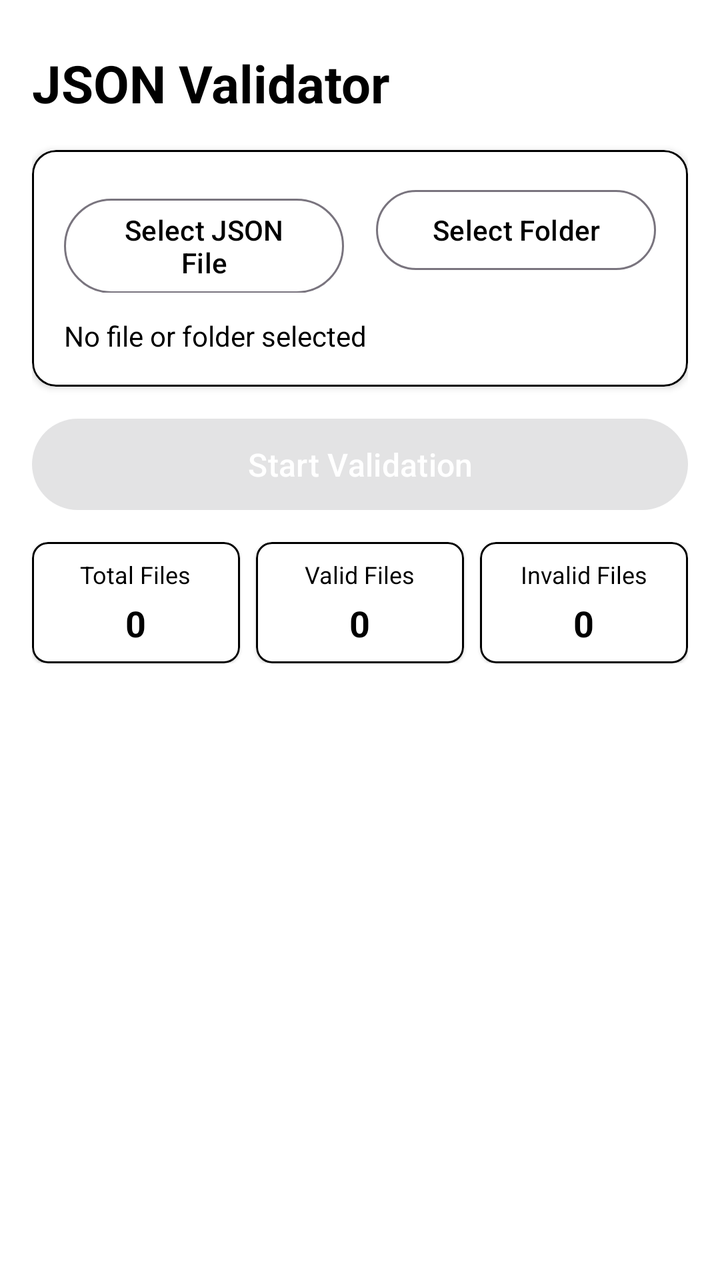
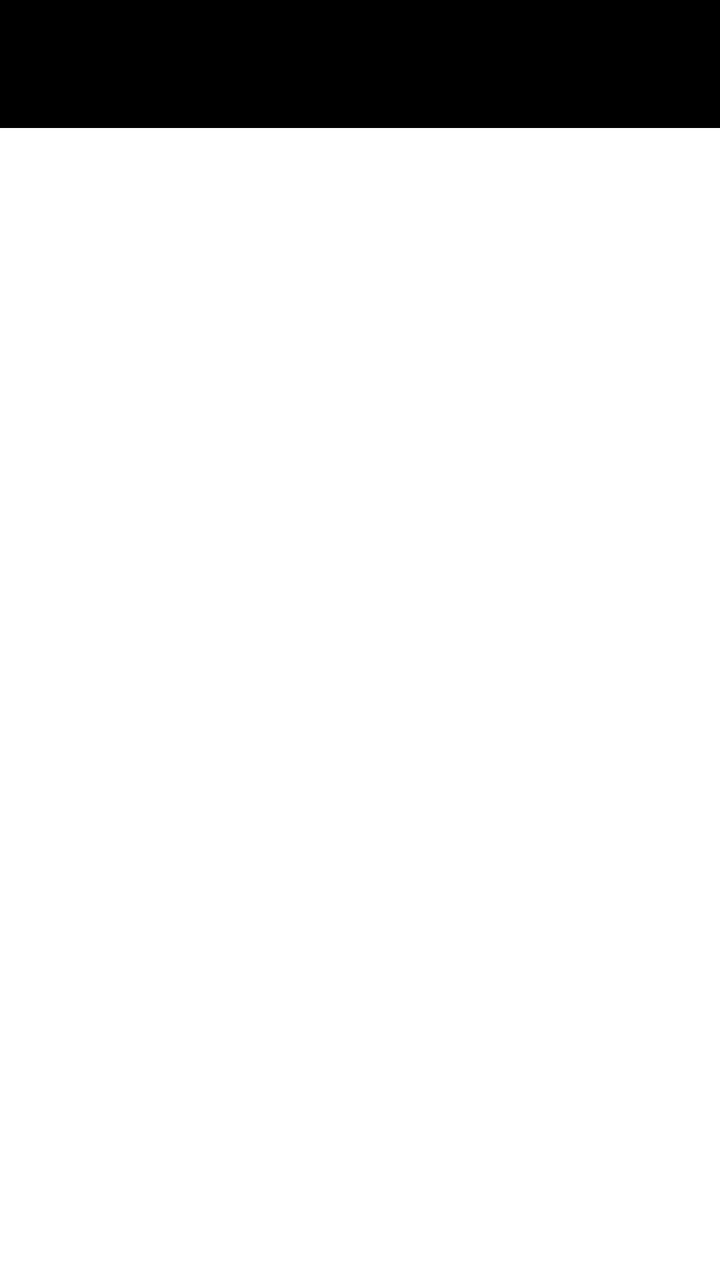

Screens rendered from an Android XML layout before and after an edit, with the pre-edit source and the edit as a unified diff.
<!-- AndroidManifest.xml: application theme Theme.JsonValidator -->
<!-- res/layout/activity_main.xml -->
<?xml version="1.0" encoding="utf-8"?>
<androidx.constraintlayout.widget.ConstraintLayout xmlns:android="http://schemas.android.com/apk/res/android"
    xmlns:app="http://schemas.android.com/apk/res-auto"
    xmlns:tools="http://schemas.android.com/tools"
    android:layout_width="match_parent"
    android:layout_height="match_parent"
    android:background="@color/background"
    android:padding="16dp"
    tools:context="com.example.jsonvalidator.MainActivity">

    
    <TextView
        id="@+id/tvAppTitle"
        android:id="@+id/tvAppTitle"
        android:layout_width="wrap_content"
        android:layout_height="wrap_content"
        android:layout_marginTop="8dp"
        android:text="@string/title_main"
        android:textColor="@color/primary"
        android:textSize="26sp"
        android:textStyle="bold"
        app:layout_constraintStart_toStartOf="parent"
        app:layout_constraintTop_toTopOf="parent" />

    
    <com.google.android.material.card.MaterialCardView
        android:id="@+id/cardSelection"
        android:layout_width="0dp"
        android:layout_height="wrap_content"
        android:layout_marginTop="16dp"
        app:cardBackgroundColor="@color/card_bg"
        app:cardCornerRadius="12dp"
        app:cardElevation="2dp"
        app:strokeColor="@color/border_color"
        app:strokeWidth="1dp"
        app:layout_constraintEnd_toEndOf="parent"
        app:layout_constraintStart_toStartOf="parent"
        app:layout_constraintTop_toBottomOf="@id/tvAppTitle">

        <LinearLayout
            android:layout_width="match_parent"
            android:layout_height="wrap_content"
            android:orientation="vertical"
            android:padding="16dp">

            <LinearLayout
                android:layout_width="match_parent"
                android:layout_height="wrap_content"
                android:orientation="horizontal"
                android:weightSum="2">

                <com.google.android.material.button.MaterialButton
                    android:id="@+id/btnSelectFile"
                    style="@style/Widget.Material3.Button.OutlinedButton"
                    android:layout_width="0dp"
                    android:layout_height="wrap_content"
                    android:layout_marginEnd="8dp"
                    android:layout_weight="1"
                    android:text="@string/btn_select_file"
                    android:textColor="@color/primary"
                    app:iconGravity="textStart" />

                <com.google.android.material.button.MaterialButton
                    android:id="@+id/btnSelectFolder"
                    style="@style/Widget.Material3.Button.OutlinedButton"
                    android:layout_width="0dp"
                    android:layout_height="wrap_content"
                    android:layout_marginStart="8dp"
                    android:layout_weight="1"
                    android:text="@string/btn_select_folder"
                    android:textColor="@color/primary"
                    app:iconGravity="textStart" />
            </LinearLayout>

            <TextView
                android:id="@+id/tvSelectedPath"
                android:layout_width="match_parent"
                android:layout_height="wrap_content"
                android:layout_marginTop="12dp"
                android:ellipsize="middle"
                android:singleLine="true"
                android:text="@string/text_no_selection"
                android:textColor="@color/text_secondary"
                android:textSize="14sp" />
        </LinearLayout>
    </com.google.android.material.card.MaterialCardView>

    
    <com.google.android.material.button.MaterialButton
        android:id="@+id/btnStartValidation"
        android:layout_width="0dp"
        android:layout_height="wrap_content"
        android:layout_marginTop="12dp"
        android:enabled="false"
        android:padding="12dp"
        android:text="@string/btn_start_validation"
        android:textColor="@color/on_primary"
        android:textSize="16sp"
        app:cardCornerRadius="8dp"
        app:layout_constraintEnd_toEndOf="parent"
        app:layout_constraintStart_toStartOf="parent"
        app:layout_constraintTop_toBottomOf="@id/cardSelection" />

    
    <ProgressBar
        android:id="@+id/progressBar"
        style="?android:attr/progressBarStyleHorizontal"
        android:layout_width="0dp"
        android:layout_height="wrap_content"
        android:layout_marginTop="8dp"
        android:indeterminate="true"
        android:visibility="gone"
        app:layout_constraintEnd_toEndOf="parent"
        app:layout_constraintStart_toStartOf="parent"
        app:layout_constraintTop_toBottomOf="@id/btnStartValidation" />

    
    <LinearLayout
        android:id="@+id/layoutSummary"
        android:layout_width="0dp"
        android:layout_height="wrap_content"
        android:layout_marginTop="12dp"
        android:orientation="horizontal"
        android:weightSum="3"
        app:layout_constraintEnd_toEndOf="parent"
        app:layout_constraintStart_toStartOf="parent"
        app:layout_constraintTop_toBottomOf="@id/progressBar">

        
        <com.google.android.material.card.MaterialCardView
            android:layout_width="0dp"
            android:layout_height="wrap_content"
            android:layout_marginEnd="4dp"
            android:layout_weight="1"
            app:cardBackgroundColor="@color/card_bg"
            app:cardCornerRadius="8dp"
            app:cardElevation="1dp"
            app:strokeColor="@color/border_color"
            app:strokeWidth="1dp">

            <LinearLayout
                android:layout_width="match_parent"
                android:layout_height="wrap_content"
                android:gravity="center"
                android:orientation="vertical"
                android:padding="8dp">

                <TextView
                    android:layout_width="wrap_content"
                    android:layout_height="wrap_content"
                    android:text="@string/label_total_files"
                    android:textColor="@color/text_secondary"
                    android:textSize="12sp" />

                <TextView
                    android:id="@+id/tvTotalFiles"
                    android:layout_width="wrap_content"
                    android:layout_height="wrap_content"
                    android:layout_marginTop="4dp"
                    android:text="0"
                    android:textColor="@color/text_primary"
                    android:textSize="18sp"
                    android:textStyle="bold" />
            </LinearLayout>
        </com.google.android.material.card.MaterialCardView>

        
        <com.google.android.material.card.MaterialCardView
            android:layout_width="0dp"
            android:layout_height="wrap_content"
            android:layout_marginStart="4dp"
            android:layout_marginEnd="4dp"
            android:layout_weight="1"
            app:cardBackgroundColor="@color/card_bg"
            app:cardCornerRadius="8dp"
            app:cardElevation="1dp"
            app:strokeColor="@color/border_color"
            app:strokeWidth="1dp">

            <LinearLayout
                android:layout_width="match_parent"
                android:layout_height="wrap_content"
                android:gravity="center"
                android:orientation="vertical"
                android:padding="8dp">

                <TextView
                    android:layout_width="wrap_content"
                    android:layout_height="wrap_content"
                    android:text="@string/label_valid_files"
                    android:textColor="@color/text_primary"
                    android:textSize="12sp" />

                <TextView
                    android:id="@+id/tvValidFiles"
                    android:layout_width="wrap_content"
                    android:layout_height="wrap_content"
                    android:layout_marginTop="4dp"
                    android:text="0"
                    android:textColor="@color/text_primary"
                    android:textSize="18sp"
                    android:textStyle="bold" />
            </LinearLayout>
        </com.google.android.material.card.MaterialCardView>

        
        <com.google.android.material.card.MaterialCardView
            android:layout_width="0dp"
            android:layout_height="wrap_content"
            android:layout_marginStart="4dp"
            android:layout_weight="1"
            app:cardBackgroundColor="@color/card_bg"
            app:cardCornerRadius="8dp"
            app:cardElevation="1dp"
            app:strokeColor="@color/border_color"
            app:strokeWidth="1dp">

            <LinearLayout
                android:layout_width="match_parent"
                android:layout_height="wrap_content"
                android:gravity="center"
                android:orientation="vertical"
                android:padding="8dp">

                <TextView
                    android:layout_width="wrap_content"
                    android:layout_height="wrap_content"
                    android:text="@string/label_invalid_files"
                    android:textColor="@color/text_primary"
                    android:textSize="12sp" />

                <TextView
                    android:id="@+id/tvInvalidFiles"
                    android:layout_width="wrap_content"
                    android:layout_height="wrap_content"
                    android:layout_marginTop="4dp"
                    android:text="0"
                    android:textColor="@color/text_primary"
                    android:textSize="18sp"
                    android:textStyle="bold" />
            </LinearLayout>
        </com.google.android.material.card.MaterialCardView>
    </LinearLayout>

    
    <androidx.recyclerview.widget.RecyclerView
        android:id="@+id/rvResults"
        android:layout_width="0dp"
        android:layout_height="0dp"
        android:layout_marginTop="16dp"
        android:scrollbars="vertical"
        app:layout_constraintBottom_toBottomOf="parent"
        app:layout_constraintEnd_toEndOf="parent"
        app:layout_constraintStart_toStartOf="parent"
        app:layout_constraintTop_toBottomOf="@id/layoutSummary" />

</androidx.constraintlayout.widget.ConstraintLayout>
<!-- resources referenced by this layout -->
<resources>
  <color name="background">#FFFFFF</color>
  <color name="border_color">#000000</color>
  <color name="card_bg">#FFFFFF</color>
  <color name="on_primary">#FFFFFF</color>
  <color name="primary">#000000</color>
  <color name="text_primary">#000000</color>
  <color name="text_secondary">#000000</color>
  <string name="btn_select_file">Select JSON File</string>
  <string name="btn_select_folder">Select Folder</string>
  <string name="btn_start_validation">Start Validation</string>
  <string name="label_invalid_files">Invalid Files</string>
  <string name="label_total_files">Total Files</string>
  <string name="label_valid_files">Valid Files</string>
  <string name="text_no_selection">No file or folder selected</string>
  <string name="title_main">JSON Validator</string>
  <style name="Theme.JsonValidator" parent="Theme.Material3.DayNight.NoActionBar">
          
          <item name="colorPrimary">@color/primary</item>
          <item name="colorSecondary">@color/secondary</item>
          
          
          <item name="android:statusBarColor">@color/background</item>
          <item name="android:windowLightStatusBar">true</item>
          
          
          <item name="android:windowBackground">@color/background</item>
      </style>
  <color name="secondary">#000000</color>
</resources>

<!-- the commit's change to res/layout/activity_main.xml (unified diff, before → after) -->
@@ -1,257 +1,32 @@
 <?xml version="1.0" encoding="utf-8"?>
-<androidx.constraintlayout.widget.ConstraintLayout xmlns:android="http://schemas.android.com/apk/res/android"
+<androidx.drawerlayout.widget.DrawerLayout xmlns:android="http://schemas.android.com/apk/res/android"
     xmlns:app="http://schemas.android.com/apk/res-auto"
-    xmlns:tools="http://schemas.android.com/tools"
+    android:id="@+id/drawer_layout"
     android:layout_width="match_parent"
-    android:layout_height="match_parent"
-    android:background="@color/background"
-    android:padding="16dp"
-    tools:context="com.example.jsonvalidator.MainActivity">
+    android:layout_height="match_parent">
 
-    
-    <TextView
-        id="@+id/tvAppTitle"
-        android:id="@+id/tvAppTitle"
-        android:layout_width="wrap_content"
-        android:layout_height="wrap_content"
-        android:layout_marginTop="8dp"
-        android:text="@string/title_main"
-        android:textColor="@color/primary"
-        android:textSize="26sp"
-        android:textStyle="bold"
-        app:layout_constraintStart_toStartOf="parent"
-        app:layout_constraintTop_toTopOf="parent" />
+    <LinearLayout
+        android:layout_width="match_parent"
+        android:layout_height="match_parent"
+        android:orientation="vertical">
 
-    
-    <com.google.android.material.card.MaterialCardView
-        android:id="@+id/cardSelection"
-        android:layout_width="0dp"
-        android:layout_height="wrap_content"
-        android:layout_marginTop="16dp"
-        app:cardBackgroundColor="@color/card_bg"
-        app:cardCornerRadius="12dp"
-        app:cardElevation="2dp"
-        app:strokeColor="@color/border_color"
-        app:strokeWidth="1dp"
-        app:layout_constraintEnd_toEndOf="parent"
-        app:layout_constraintStart_toStartOf="parent"
-        app:layout_constraintTop_toBottomOf="@id/tvAppTitle">
+        <androidx.appcompat.widget.Toolbar
+            android:id="@+id/toolbar"
+            android:layout_width="match_parent"
+            android:layout_height="?attr/actionBarSize"
+            android:background="@color/primary"
+            app:titleTextColor="@android:color/white" />
 
-        <LinearLayout
+        <FrameLayout
+            android:id="@+id/fragment_container"
             android:layout_width="match_parent"
-            android:layout_height="wrap_content"
-            android:orientation="vertical"
-            android:padding="16dp">
-
-            <LinearLayout
-                android:layout_width="match_parent"
-                android:layout_height="wrap_content"
-                android:orientation="horizontal"
-                android:weightSum="2">
-
-                <com.google.android.material.button.MaterialButton
-                    android:id="@+id/btnSelectFile"
-                    style="@style/Widget.Material3.Button.OutlinedButton"
-                    android:layout_width="0dp"
-                    android:layout_height="wrap_content"
-                    android:layout_marginEnd="8dp"
-                    android:layout_weight="1"
-                    android:text="@string/btn_select_file"
-                    android:textColor="@color/primary"
-                    app:iconGravity="textStart" />
-
-                <com.google.android.material.button.MaterialButton
-                    android:id="@+id/btnSelectFolder"
-                    style="@style/Widget.Material3.Button.OutlinedButton"
-                    android:layout_width="0dp"
-                    android:layout_height="wrap_content"
-                    android:layout_marginStart="8dp"
-                    android:layout_weight="1"
-                    android:text="@string/btn_select_folder"
-                    android:textColor="@color/primary"
-                    app:iconGravity="textStart" />
-            </LinearLayout>
-
-            <TextView
-                android:id="@+id/tvSelectedPath"
-                android:layout_width="match_parent"
-                android:layout_height="wrap_content"
-                android:layout_marginTop="12dp"
-                android:ellipsize="middle"
-                android:singleLine="true"
-                android:text="@string/text_no_selection"
-                android:textColor="@color/text_secondary"
-                android:textSize="14sp" />
-        </LinearLayout>
-    </com.google.android.material.card.MaterialCardView>
-
-    
-    <com.google.android.material.button.MaterialButton
-        android:id="@+id/btnStartValidation"
-        android:layout_width="0dp"
-        android:layout_height="wrap_content"
-        android:layout_marginTop="12dp"
-        android:enabled="false"
-        android:padding="12dp"
-        android:text="@string/btn_start_validation"
-        android:textColor="@color/on_primary"
-        android:textSize="16sp"
-        app:cardCornerRadius="8dp"
-        app:layout_constraintEnd_toEndOf="parent"
-        app:layout_constraintStart_toStartOf="parent"
-        app:layout_constraintTop_toBottomOf="@id/cardSelection" />
-
-    
-    <ProgressBar
-        android:id="@+id/progressBar"
-        style="?android:attr/progressBarStyleHorizontal"
-        android:layout_width="0dp"
-        android:layout_height="wrap_content"
-        android:layout_marginTop="8dp"
-        android:indeterminate="true"
-        android:visibility="gone"
-        app:layout_constraintEnd_toEndOf="parent"
-        app:layout_constraintStart_toStartOf="parent"
-        app:layout_constraintTop_toBottomOf="@id/btnStartValidation" />
-
-    
-    <LinearLayout
-        android:id="@+id/layoutSummary"
-        android:layout_width="0dp"
-        android:layout_height="wrap_content"
-        android:layout_marginTop="12dp"
-        android:orientation="horizontal"
-        android:weightSum="3"
-        app:layout_constraintEnd_toEndOf="parent"
-        app:layout_constraintStart_toStartOf="parent"
-        app:layout_constraintTop_toBottomOf="@id/progressBar">
-
-        
-        <com.google.android.material.card.MaterialCardView
-            android:layout_width="0dp"
-            android:layout_height="wrap_content"
-            android:layout_marginEnd="4dp"
-            android:layout_weight="1"
-            app:cardBackgroundColor="@color/card_bg"
-            app:cardCornerRadius="8dp"
-            app:cardElevation="1dp"
-            app:strokeColor="@color/border_color"
-            app:strokeWidth="1dp">
-
-            <LinearLayout
-                android:layout_width="match_parent"
-                android:layout_height="wrap_content"
-                android:gravity="center"
-                android:orientation="vertical"
-                android:padding="8dp">
-
-                <TextView
-                    android:layout_width="wrap_content"
-                    android:layout_height="wrap_content"
-                    android:text="@string/label_total_files"
-                    android:textColor="@color/text_secondary"
-                    android:textSize="12sp" />
-
-                <TextView
-                    android:id="@+id/tvTotalFiles"
-                    android:layout_width="wrap_content"
-                    android:layout_height="wrap_content"
-                    android:layout_marginTop="4dp"
-                    android:text="0"
-                    android:textColor="@color/text_primary"
-                    android:textSize="18sp"
-                    android:textStyle="bold" />
-            </LinearLayout>
-        </com.google.android.material.card.MaterialCardView>
-
-        
-        <com.google.android.material.card.MaterialCardView
-            android:layout_width="0dp"
-            android:layout_height="wrap_content"
-            android:layout_marginStart="4dp"
-            android:layout_marginEnd="4dp"
-            android:layout_weight="1"
-            app:cardBackgroundColor="@color/card_bg"
-            app:cardCornerRadius="8dp"
-            app:cardElevation="1dp"
-            app:strokeColor="@color/border_color"
-            app:strokeWidth="1dp">
-
-            <LinearLayout
-                android:layout_width="match_parent"
-                android:layout_height="wrap_content"
-                android:gravity="center"
-                android:orientation="vertical"
-                android:padding="8dp">
-
-                <TextView
-                    android:layout_width="wrap_content"
-                    android:layout_height="wrap_content"
-                    android:text="@string/label_valid_files"
-                    android:textColor="@color/text_primary"
-                    android:textSize="12sp" />
-
-                <TextView
-                    android:id="@+id/tvValidFiles"
-                    android:layout_width="wrap_content"
-                    android:layout_height="wrap_content"
-                    android:layout_marginTop="4dp"
-                    android:text="0"
-                    android:textColor="@color/text_primary"
-                    android:textSize="18sp"
-                    android:textStyle="bold" />
-            </LinearLayout>
-        </com.google.android.material.card.MaterialCardView>
-
-        
-        <com.google.android.material.card.MaterialCardView
-            android:layout_width="0dp"
-            android:layout_height="wrap_content"
-            android:layout_marginStart="4dp"
-            android:layout_weight="1"
-            app:cardBackgroundColor="@color/card_bg"
-            app:cardCornerRadius="8dp"
-            app:cardElevation="1dp"
-            app:strokeColor="@color/border_color"
-            app:strokeWidth="1dp">
-
-            <LinearLayout
-                android:layout_width="match_parent"
-                android:layout_height="wrap_content"
-                android:gravity="center"
-                android:orientation="vertical"
-                android:padding="8dp">
-
-                <TextView
-                    android:layout_width="wrap_content"
-                    android:layout_height="wrap_content"
-                    android:text="@string/label_invalid_files"
-                    android:textColor="@color/text_primary"
-                    android:textSize="12sp" />
-
-                <TextView
-                    android:id="@+id/tvInvalidFiles"
-                    android:layout_width="wrap_content"
-                    android:layout_height="wrap_content"
-                    android:layout_marginTop="4dp"
-                    android:text="0"
-                    android:textColor="@color/text_primary"
-                    android:textSize="18sp"
-                    android:textStyle="bold" />
-            </LinearLayout>
-        </com.google.android.material.card.MaterialCardView>
+            android:layout_height="match_parent" />
     </LinearLayout>
 
-    
-    <androidx.recyclerview.widget.RecyclerView
-        android:id="@+id/rvResults"
-        android:layout_width="0dp"
-        android:layout_height="0dp"
-        android:layout_marginTop="16dp"
-        android:scrollbars="vertical"
-        app:layout_constraintBottom_toBottomOf="parent"
-        app:layout_constraintEnd_toEndOf="parent"
-        app:layout_constraintStart_toStartOf="parent"
-        app:layout_constraintTop_toBottomOf="@id/layoutSummary" />
-
-</androidx.constraintlayout.widget.ConstraintLayout>
+    <com.google.android.material.navigation.NavigationView
+        android:id="@+id/nav_view"
+        android:layout_width="wrap_content"
+        android:layout_height="match_parent"
+        android:layout_gravity="start"
+        app:menu="@menu/drawer_menu" />
+</androidx.drawerlayout.widget.DrawerLayout>
<!-- resource entries referenced after the edit -->
@@ -1,20 +1,7 @@
 <!-- resources referenced by this layout -->
 <resources>
   <color name="background">#FFFFFF</color>
-  <color name="border_color">#000000</color>
-  <color name="card_bg">#FFFFFF</color>
-  <color name="on_primary">#FFFFFF</color>
   <color name="primary">#000000</color>
-  <color name="text_primary">#000000</color>
-  <color name="text_secondary">#000000</color>
-  <string name="btn_select_file">Select JSON File</string>
-  <string name="btn_select_folder">Select Folder</string>
-  <string name="btn_start_validation">Start Validation</string>
-  <string name="label_invalid_files">Invalid Files</string>
-  <string name="label_total_files">Total Files</string>
-  <string name="label_valid_files">Valid Files</string>
-  <string name="text_no_selection">No file or folder selected</string>
-  <string name="title_main">JSON Validator</string>
   <style name="Theme.JsonValidator" parent="Theme.Material3.DayNight.NoActionBar">
           
           <item name="colorPrimary">@color/primary</item>
